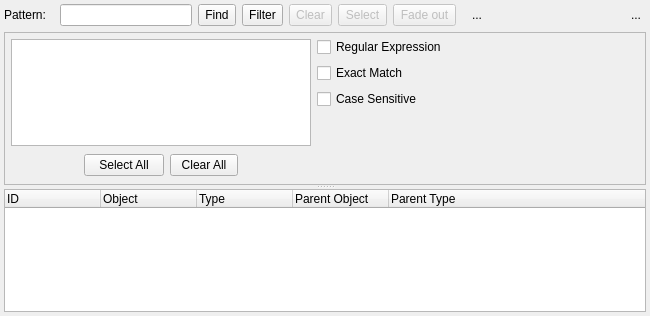
Above: libpgmodeler_ui/ui/objectfinderwidget.ui from pgmodeler/pgmodeler before the change. Below: the same form after it.
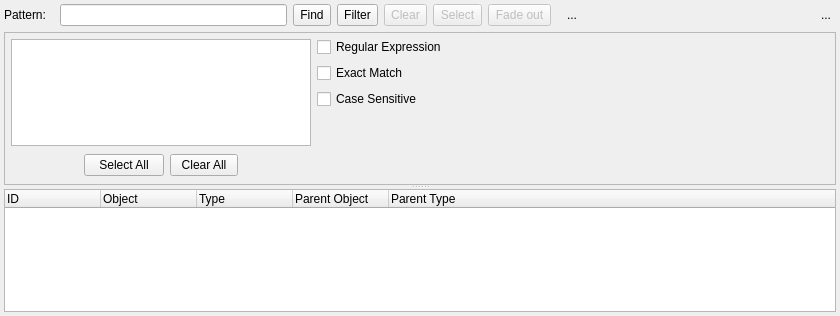
That is the form after the change. Icons and pictures are not drawn.

Commit message: A few of the TODO steps : - source code cleaning - partial - the current "insert selection" button resets first. Make it a real appender. done - Polish sizes (gqb parent button, line height size...) done - other general polishing (icons on buttons...) Mostly appearance.

Patch:
```diff
--- a/libpgmodeler_ui/ui/objectfinderwidget.ui
+++ b/libpgmodeler_ui/ui/objectfinderwidget.ui
@@ -6,7 +6,7 @@
    <rect>
     <x>0</x>
     <y>0</y>
-    <width>650</width>
+    <width>840</width>
     <height>316</height>
    </rect>
   </property>
```
The commit also changes 5 other files.
